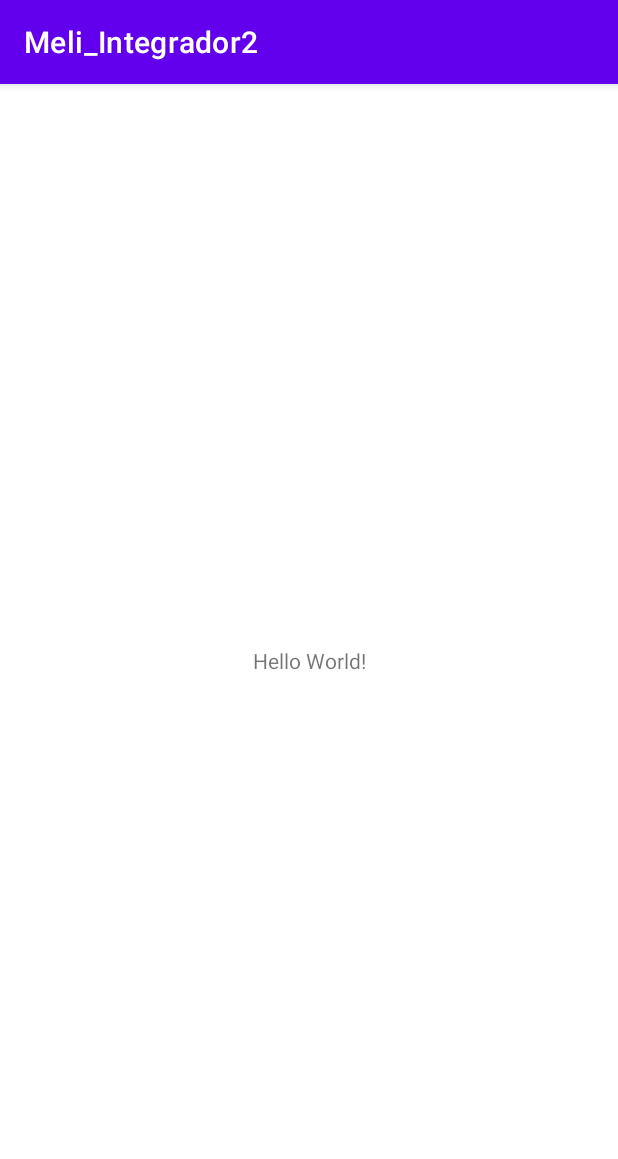
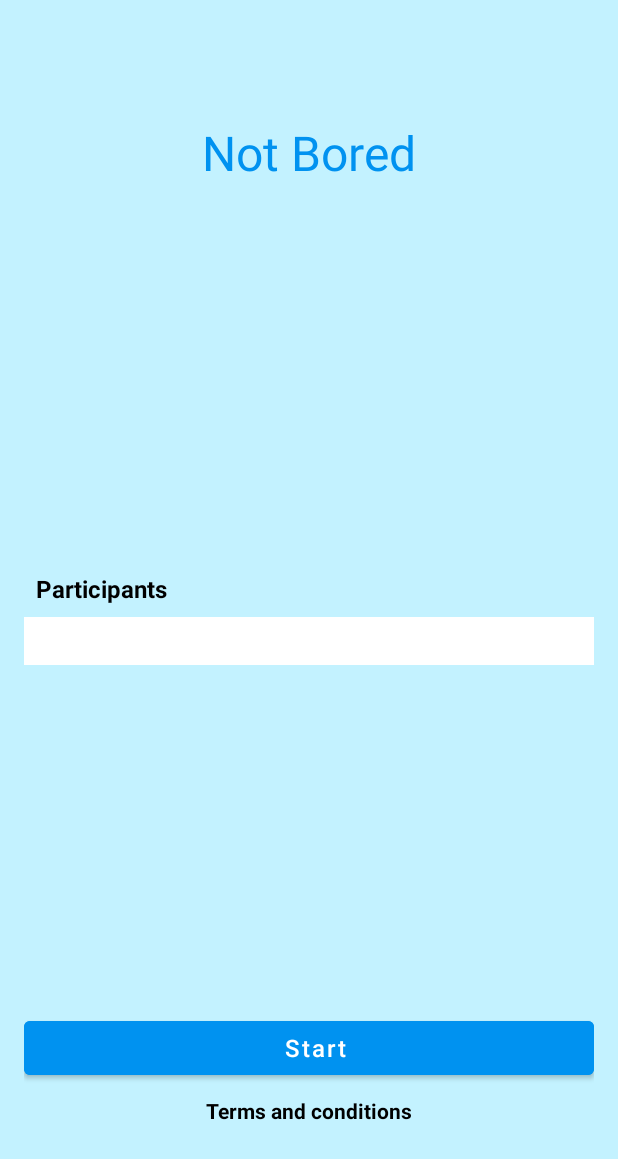
Before and after one commit to fjsalcedo22/Meli_Integrador2, an Android app: the screen it shows after launch (MainActivity), on a phone screen of 412 x 824 dp. Shown: the top 1159 px of the screen. Run offline under Robolectric (Android 15) with nearby library versions, the phone set to English and light mode, and no system bars.

Commit message:
add design Sreen Home

```diff
--- a/app/src/main/res/layout/activity_main.xml
+++ b/app/src/main/res/layout/activity_main.xml
@@ -4,15 +4,87 @@
     xmlns:tools="http://schemas.android.com/tools"
     android:layout_width="match_parent"
     android:layout_height="match_parent"
+    android:background="@color/lightBlue"
+    android:padding="16dp"
     tools:context=".MainActivity">
 
     <TextView
         android:layout_width="wrap_content"
         android:layout_height="wrap_content"
-        android:text="Hello World!"
-        app:layout_constraintBottom_toBottomOf="parent"
+        android:layout_marginTop="64dp"
+        android:text="@string/tittleScreenHome"
+        android:textSize="32sp"
+        android:textColor="@color/darkBlue"
         app:layout_constraintEnd_toEndOf="parent"
         app:layout_constraintStart_toStartOf="parent"
         app:layout_constraintTop_toTopOf="parent" />
 
+
+    <LinearLayout
+        android:id="@+id/linear"
+        android:layout_width="match_parent"
+        android:layout_height="wrap_content"
+        android:orientation="vertical"
+        app:layout_constraintBottom_toBottomOf="parent"
+        app:layout_constraintEnd_toEndOf="parent"
+        app:layout_constraintStart_toStartOf="parent"
+        app:layout_constraintTop_toTopOf="parent">
+
+        <TextView
+            android:id="@+id/textViewParticipants"
+            android:layout_width="match_parent"
+            android:layout_height="wrap_content"
+            android:paddingStart="8dp"
+            android:paddingEnd="0dp"
+            android:text="@string/participants"
+            android:textColor="@color/black"
+            android:textSize="16sp"
+            android:textStyle="bold" />
+
+        <EditText
+            android:layout_width="match_parent"
+            android:layout_height="32dp"
+            android:layout_marginTop="8dp"
+            android:inputType="number"
+            android:paddingStart="8dp"
+            android:background="@color/white"
+            android:paddingEnd="0dp" />
+
+    </LinearLayout>
+
+    <LinearLayout
+        android:layout_width="match_parent"
+        android:layout_height="wrap_content"
+        android:orientation="vertical"
+        app:layout_constraintBottom_toBottomOf="parent"
+        app:layout_constraintEnd_toEndOf="parent"
+        app:layout_constraintStart_toStartOf="parent"
+        app:layout_constraintTop_toBottomOf="@+id/linear"
+        app:layout_constraintVertical_bias="0.8">
+
+        <Button
+            android:id="@+id/buttonStart"
+            android:layout_width="match_parent"
+            android:layout_height="wrap_content"
+            android:backgroundTint="@color/darkBlue"
+            android:paddingStart="8dp"
+            android:paddingEnd="0dp"
+            android:text="@string/buttonStart"
+            android:textAllCaps="false"
+            android:textColor="@color/white"
+            android:textSize="16sp" />
+
+        <TextView
+            android:id="@+id/textViewTermsAndConditions"
+            android:layout_width="match_parent"
+            android:layout_height="wrap_content"
+            android:layout_marginTop="8dp"
+            android:text="@string/nameTermsAndConditions"
+            android:textAlignment="center"
+            android:textColor="@color/black"
+            android:textStyle="bold" />
+
+    </LinearLayout>
+
+
 </androidx.constraintlayout.widget.ConstraintLayout>
--- a/app/src/main/res/values-night/themes.xml
+++ b/app/src/main/res/values-night/themes.xml
@@ -1,6 +1,6 @@
 <resources xmlns:tools="http://schemas.android.com/tools">
     <!-- Base application theme. -->
-    <style name="Theme.Meli_Integrador2" parent="Theme.MaterialComponents.DayNight.DarkActionBar">
+    <style name="Theme.Meli_Integrador2" parent="Theme.MaterialComponents.DayNight.NoActionBar">
         <!-- Primary brand color. -->
         <item name="colorPrimary">@color/purple_200</item>
         <item name="colorPrimaryVariant">@color/purple_700</item>
--- a/app/src/main/res/values/colors.xml
+++ b/app/src/main/res/values/colors.xml
@@ -7,4 +7,6 @@
     <color name="teal_700">#FF018786</color>
     <color name="black">#FF000000</color>
     <color name="white">#FFFFFFFF</color>
+    <color name="lightBlue">#c3f2ff</color>
+    <color name="darkBlue">#0092f0</color>
 </resources>
--- a/app/src/main/res/values/strings.xml
+++ b/app/src/main/res/values/strings.xml
@@ -1,3 +1,8 @@
 <resources>
     <string name="app_name">Meli_Integrador2</string>
+    <string name="tittleScreenHome">Not Bored</string>
+    <string name="participants">Participants</string>
+    <string name="inputNumberParticipants">Input Participants Number</string>
+    <string name="buttonStart">Start</string>
+    <string name="nameTermsAndConditions">Terms and conditions</string>
 </resources>
--- a/app/src/main/res/values/themes.xml
+++ b/app/src/main/res/values/themes.xml
@@ -1,6 +1,6 @@
 <resources xmlns:tools="http://schemas.android.com/tools">
     <!-- Base application theme. -->
-    <style name="Theme.Meli_Integrador2" parent="Theme.MaterialComponents.DayNight.DarkActionBar">
+    <style name="Theme.Meli_Integrador2" parent="Theme.MaterialComponents.DayNight.NoActionBar">
         <!-- Primary brand color. -->
         <item name="colorPrimary">@color/purple_500</item>
         <item name="colorPrimaryVariant">@color/purple_700</item>
```
